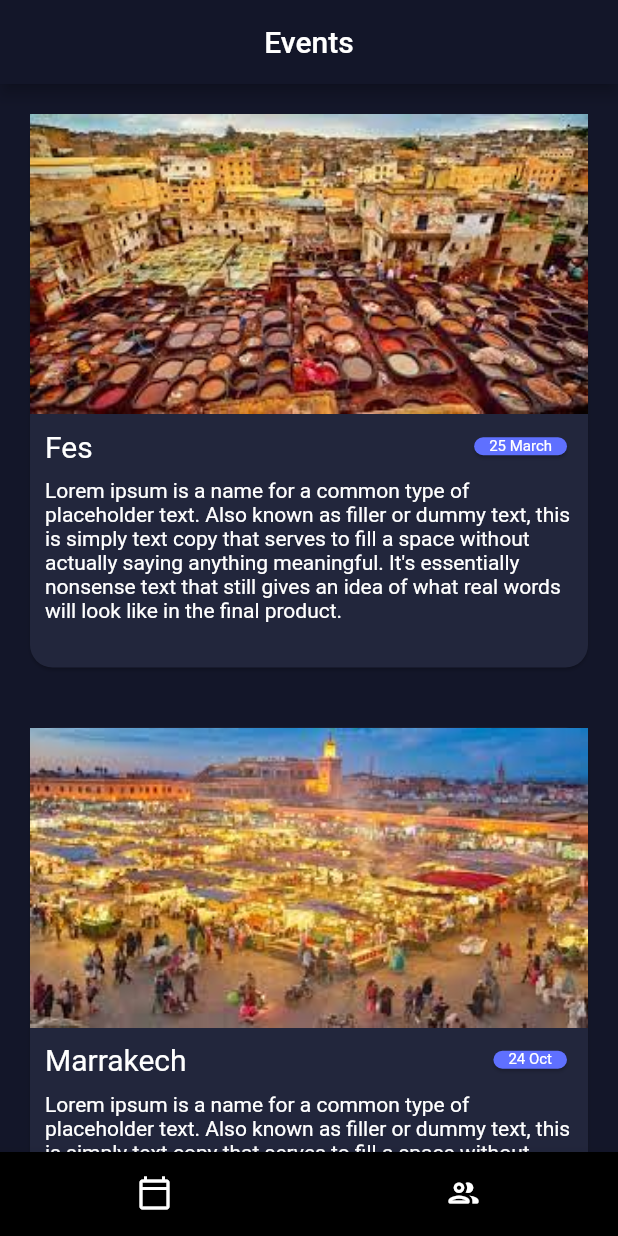
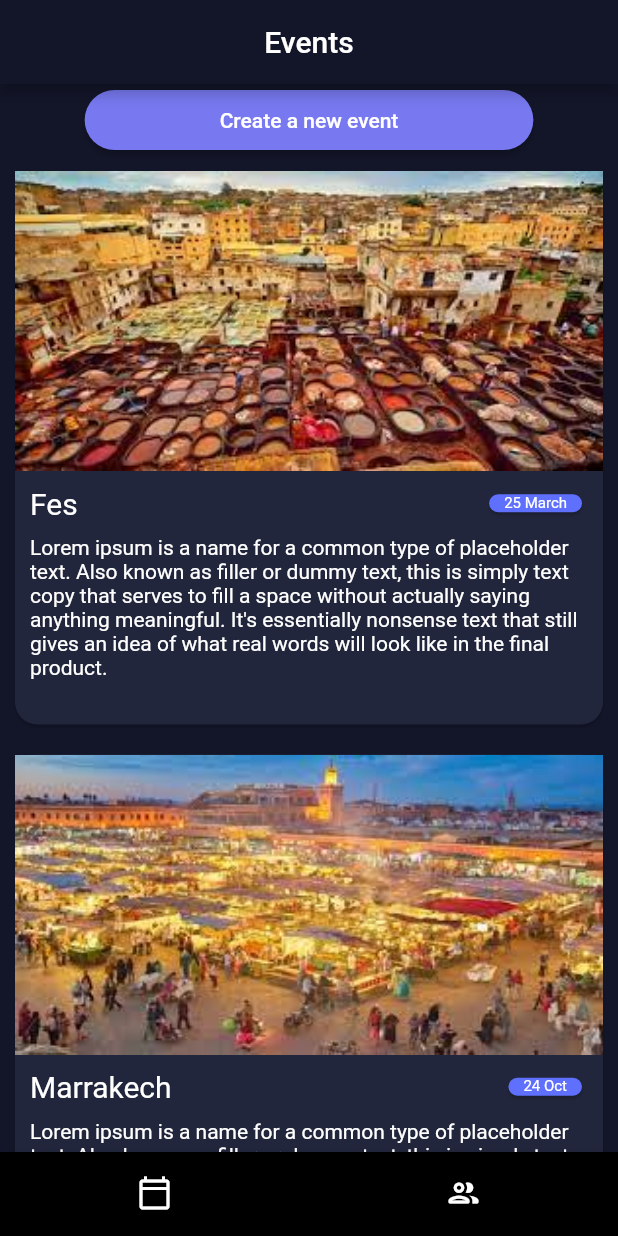
Before and after one commit to HerculeanMuscles/sist-noti-club, a Flutter app: the screen it shows after launch, on a phone screen of 412 x 824 dp. Run offline on Flutter 3.47's test engine with Material 2 defaults, Android fonts, the phone set to English and light mode, and no system bars.

Commit message:
Update button and textfield for tutor

```diff
--- a/admin_sist/lib/main.dart
+++ b/admin_sist/lib/main.dart
@@ -2,11 +2,13 @@ import 'package:flutter/material.dart';
 import 'page/event_page.dart';
 import 'page/tutor_page.dart';
 
-void main() => runApp(MaterialApp(
+void main() => runApp(const MaterialApp(
   home: Main(),
 ));
 
 class Main extends StatefulWidget {
+  const Main({Key? key}) : super(key: key);
+
   @override
   _MainState createState() => _MainState();
 }
--- a/admin_sist/lib/page/event_page.dart
+++ b/admin_sist/lib/page/event_page.dart
@@ -1,4 +1,3 @@
-import 'package:flutter/cupertino.dart';
 import 'package:flutter/material.dart';
 import 'package:admin_sist/page/events.dart';
 
@@ -25,10 +24,18 @@ class _EventPageState extends State<EventPage> {
         Column(
           mainAxisAlignment: MainAxisAlignment.center,
           children: <Widget>[
-            Event(title: "Fes", date: "25 March", imageurl: "assets/fes.jpg",
+            ElevatedButton(onPressed: () {},
+                style: ElevatedButton.styleFrom(
+                  primary: const Color.fromRGBO(120, 121, 241, 1),
+                  padding: const EdgeInsets.symmetric(horizontal: 90, vertical: 12),
+                  shape: RoundedRectangleBorder(
+                    borderRadius: BorderRadius.circular(30.0),
+                ),),
+                child: const Text('Create a new event')),
+            const Event(title: "Fes", date: "25 March", imageurl: "assets/fes.jpg",
                 description: "Lorem ipsum is a name for a common type of placeholder text. Also known as filler or dummy text, this is simply text copy that serves to fill a space without actually saying anything meaningful. It's essentially nonsense text that still gives an idea of what real words will look like in the final product."
             ),
-            Event(title: "Marrakech", date: "24 Oct", imageurl: "assets/marrakech.jpg",
+            const Event(title: "Marrakech", date: "24 Oct", imageurl: "assets/marrakech.jpg",
                 description: "Lorem ipsum is a name for a common type of placeholder text. Also known as filler or dummy text, this is simply text copy that serves to fill a space without actually saying anything meaningful. It's essentially nonsense text that still gives an idea of what real words will look like in the final product."
             )
           ],
--- a/admin_sist/lib/page/events.dart
+++ b/admin_sist/lib/page/events.dart
@@ -16,7 +16,7 @@ class _EventState extends State<Event> {
   @override
   Widget build(BuildContext context) {
     return Card(
-        margin: const EdgeInsets.all(20),
+        margin: const EdgeInsets.fromLTRB(10,10,10,10),
         color: const Color.fromRGBO(34, 38, 60, 1),
         shape: RoundedRectangleBorder(
           borderRadius: BorderRadius.circular(15),
@@ -28,7 +28,7 @@ class _EventState extends State<Event> {
             Image(image: AssetImage(/*Insert image*/ widget.imageurl), fit: BoxFit.fill, height: 200,
             ),
             Container(
-              padding: EdgeInsets.all(10.0),
+              padding: const EdgeInsets.all(10.0),
               child: Row(
                 mainAxisAlignment: MainAxisAlignment.spaceBetween,
                 children: [
--- a/admin_sist/lib/page/tutoring.dart
+++ b/admin_sist/lib/page/tutoring.dart
@@ -16,7 +16,7 @@ class _TutorsState extends State<Tutors> {
   @override
   Widget build(BuildContext context) {
     return Card(
-        margin: const EdgeInsets.all(20),
+        margin: const EdgeInsets.fromLTRB(10,10,10,10),
         color: const Color.fromRGBO(34, 38, 60, 1),
         shape: RoundedRectangleBorder(
           borderRadius: BorderRadius.circular(10),
@@ -58,7 +58,7 @@ class _TutorsState extends State<Tutors> {
                   ),
                 )),
             Container(
-              margin: const EdgeInsets.fromLTRB(0, 0, 0, 30),
+              margin: const EdgeInsets.fromLTRB(0, 0, 0, 20),
             ),
           ],
         )
```
Also changed, not shown: admin_sist/lib/page/tutor_page.dart (+125 -5 lines).
